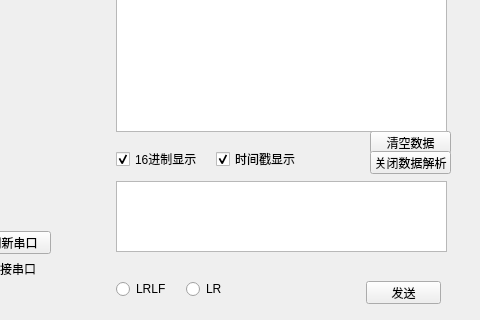
Before: the Qt Designer form qtproj/widget.ui in Fboxtt/qt_proj, drawn with Qt 5; both pictures show x 254 to 734 and y 179 to 499 of the 1135 by 499 pixel window.
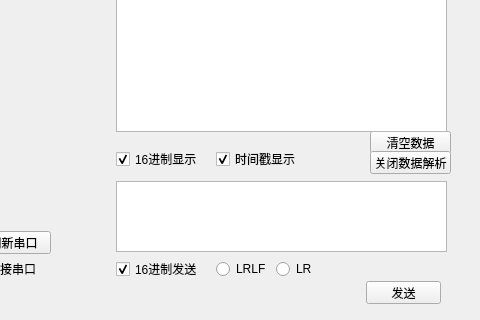
After: the same form once the commit is applied.

Commit message: 增加了发送时间戳和16进制发送

```diff
--- a/qtproj/widget.ui
+++ b/qtproj/widget.ui
@@ -35,8 +35,8 @@
   <widget class="QRadioButton" name="radioButton">
    <property name="geometry">
     <rect>
-     <x>370</x>
-     <y>460</y>
+     <x>470</x>
+     <y>440</y>
      <width>89</width>
      <height>16</height>
     </rect>
@@ -48,8 +48,8 @@
   <widget class="QRadioButton" name="radioButton_2">
    <property name="geometry">
     <rect>
-     <x>440</x>
-     <y>460</y>
+     <x>530</x>
+     <y>440</y>
      <width>89</width>
      <height>16</height>
     </rect>
@@ -365,6 +365,22 @@
     <bool>true</bool>
    </property>
   </widget>
+  <widget class="QCheckBox" name="hexSendBox">
+   <property name="geometry">
+    <rect>
+     <x>370</x>
+     <y>440</y>
+     <width>91</width>
+     <height>16</height>
+    </rect>
+   </property>
+   <property name="text">
+    <string>16进制发送</string>
+   </property>
+   <property name="checked">
+    <bool>true</bool>
+   </property>
+  </widget>
  </widget>
  <resources/>
  <connections/>
```
The commit also changes 1 other file.
